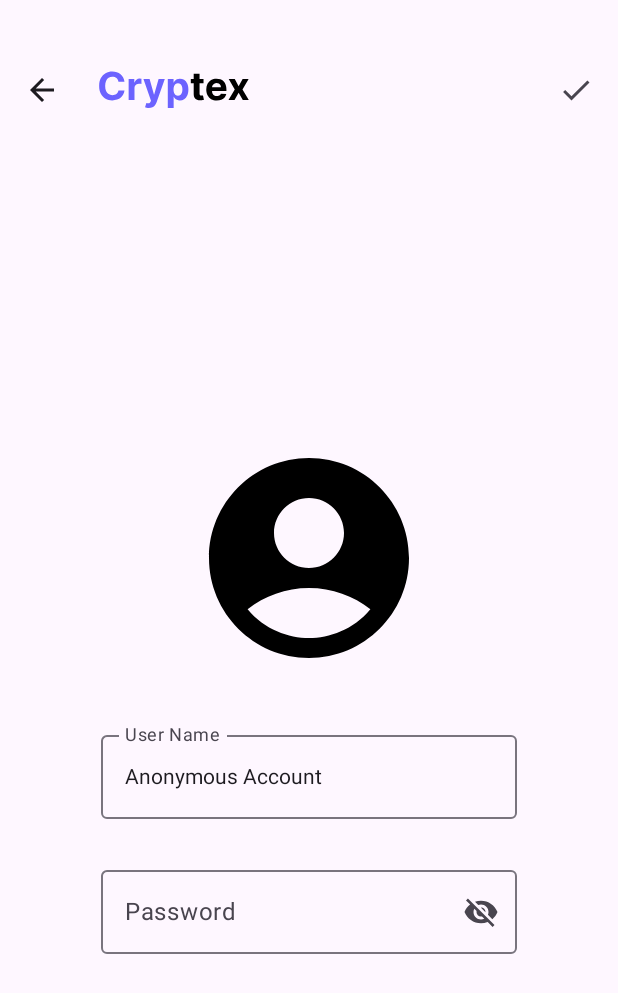
After one commit to ECE4410J-Pentagram/Pentagram-Frontend, an Android app built with Jetpack Compose: the LoginView screen opened through its navigation route, on a phone screen of 412 x 824 dp. The commit adds this screen. Shown: the top 993 px of the screen. Run offline under Robolectric (Android 15) with nearby library versions, the phone set to English and light mode, and no system bars; our stand-ins replace constraintlayout-compose; libraries missing offline, so code that uses them is left out: io.github.g0dkar.qrcode; 1 statement that could not run was skipped.

Commit message:
feat: login screen

```diff
--- a/app/src/main/java/cn/edu/sjtu/patrickli/cryptex/controller/MainActivity.kt
+++ b/app/src/main/java/cn/edu/sjtu/patrickli/cryptex/controller/MainActivity.kt
@@ -17,6 +17,7 @@ import cn.edu.sjtu.patrickli.cryptex.view.receiver.DecryptView
 import cn.edu.sjtu.patrickli.cryptex.view.sender.EncryptOutputView
 import cn.edu.sjtu.patrickli.cryptex.view.sender.EncryptView
 import cn.edu.sjtu.patrickli.cryptex.view.sender.SelectReceiverView
+import cn.edu.sjtu.patrickli.cryptex.view.user.LoginView
 import cn.edu.sjtu.patrickli.cryptex.view.user.ProfileView
 import cn.edu.sjtu.patrickli.cryptex.view.user.QrCodeView
 
@@ -97,6 +98,13 @@ class MainActivity : ComponentActivity() {
                         viewModelProvider = viewModelProvider
                     )
                 }
+                composable("LoginView") {
+                    LoginView(
+                        context = this@MainActivity,
+                        navController = navController,
+                        viewModelProvider = viewModelProvider
+                    )
+                }
             }
         }
     }
--- /dev/null
+++ b/app/src/main/java/cn/edu/sjtu/patrickli/cryptex/view/user/LoginView.kt
@@ -0,0 +1,180 @@
+package cn.edu.sjtu.patrickli.cryptex.view.user
+
+import android.content.Context
+import androidx.compose.foundation.Image
+import androidx.compose.foundation.layout.Arrangement
+import androidx.compose.foundation.layout.Column
+import androidx.compose.foundation.layout.Spacer
+import androidx.compose.foundation.layout.fillMaxSize
+import androidx.compose.foundation.layout.fillMaxWidth
+import androidx.compose.foundation.layout.height
+import androidx.compose.foundation.layout.padding
+import androidx.compose.foundation.layout.size
+import androidx.compose.foundation.text.KeyboardActions
+import androidx.compose.foundation.text.KeyboardOptions
+import androidx.compose.material.icons.Icons
+import androidx.compose.material.icons.filled.AccountCircle
+import androidx.compose.material.icons.filled.Visibility
+import androidx.compose.material.icons.filled.VisibilityOff
+import androidx.compose.material3.ExperimentalMaterial3Api
+import androidx.compose.material3.Icon
+import androidx.compose.material3.IconButton
+import androidx.compose.material3.OutlinedTextField
+import androidx.compose.material3.Scaffold
+import androidx.compose.material3.Text
+import androidx.compose.runtime.Composable
+import androidx.compose.runtime.getValue
+import androidx.compose.runtime.mutableStateOf
+import androidx.compose.runtime.remember
+import androidx.compose.runtime.setValue
+import androidx.compose.ui.Alignment
+import androidx.compose.ui.Modifier
+import androidx.compose.ui.graphics.Color
+import androidx.compose.ui.res.stringResource
+import androidx.compose.ui.text.input.ImeAction
+import androidx.compose.ui.text.input.KeyboardType
+import androidx.compose.ui.text.input.PasswordVisualTransformation
+import androidx.compose.ui.text.input.VisualTransformation
+import androidx.compose.ui.unit.dp
+import androidx.constraintlayout.compose.ConstraintLayout
+import androidx.lifecycle.ViewModelProvider
+import androidx.navigation.NavHostController
+import cn.edu.sjtu.patrickli.cryptex.R
+import cn.edu.sjtu.patrickli.cryptex.controller.UserController
+import cn.edu.sjtu.patrickli.cryptex.model.Util
+import cn.edu.sjtu.patrickli.cryptex.model.viewmodel.UserViewModel
+import cn.edu.sjtu.patrickli.cryptex.view.dialog.LoadingDialog
+import cn.edu.sjtu.patrickli.cryptex.view.topbar.NavBackBarWithDone
+
+@OptIn(ExperimentalMaterial3Api::class)
+@Composable
+fun LoginView(
+    context: Context,
+    navController: NavHostController,
+    viewModelProvider: ViewModelProvider
+) {
+    val userViewModel = viewModelProvider[UserViewModel::class.java]
+    var username by remember { mutableStateOf(userViewModel.accountName) }
+    var password by remember { mutableStateOf("") }
+    var usernameIsError by remember { mutableStateOf(false) }
+    var passwordIsError by remember { mutableStateOf(false) }
+    var loginError by remember { mutableStateOf(false) }
+    var passwordVisible by remember { mutableStateOf(false) }
+    fun onDoneClick() {
+        usernameIsError = !Util.checkUsernameIsLegal(username)
+        passwordIsError = !Util.checkPasswordIsLegal(password)
+        if (!(usernameIsError || passwordIsError)) {
+            UserController.onLogin(username, password, userViewModel) { success ->
+                if (success) {
+                    navController.popBackStack()
+                } else {
+                    loginError = true
+                }
+            }
+        }
+    }
+    Scaffold(
+        topBar = {
+            NavBackBarWithDone(navController = navController) { onDoneClick() }
+        }
+    ) {
+        ConstraintLayout (
+            modifier = Modifier
+                .padding(it)
+                .fillMaxSize()
+        ) {
+            Column(
+                horizontalAlignment = Alignment.CenterHorizontally,
+                verticalArrangement = Arrangement.Center,
+                modifier = Modifier
+                    .fillMaxSize()
+                    .padding(8.dp)
+            ) {
+                Image(
+                    Icons.Default.AccountCircle,
+                    contentDescription = stringResource(R.string.myIcon),
+                    modifier = Modifier
+                        .size(160.dp)
+                )
+                Spacer(modifier = Modifier.height(30.dp))
+                OutlinedTextField(
+                    value = username,
+                    onValueChange = { value ->
+                        loginError = false
+                        if (value.length < 25) {
+                            username = value.replace("\n", "")
+                            usernameIsError = !Util.checkUsernameIsLegal(username)
+                        }
+                    },
+                    label = {
+                        Text(text = "User Name")
+                    },
+                    singleLine = true,
+                    isError = usernameIsError || loginError,
+                    supportingText = {
+                        if (usernameIsError) {
+                            Text(
+                                text = stringResource(R.string.usernameRequirement),
+                                color = Color.Red
+                            )
+                        }
+                    },
+                    modifier = Modifier
+                        .fillMaxWidth(0.7f)
+                        .padding(bottom = 10.dp),
+                    keyboardOptions = KeyboardOptions(imeAction = ImeAction.Next)
+                )
+                OutlinedTextField(
+                    value = password,
+                    onValueChange = { value ->
+                        loginError = false
+                        if (value.length < 40) {
+                            password = value.replace("\n", "")
+                            passwordIsError = !Util.checkPasswordIsLegal(password)
+                        }
+                    },
+                    label = {
+                        Text(text = "Password")
+                    },
+                    isError = passwordIsError || loginError,
+                    supportingText = {
+                        if (passwordIsError) {
+                            Text(
+                                text = stringResource(R.string.passwordRequirement),
+                                color = Color.Red
+                            )
+                        } else if (loginError) {
+                            Text(
+                                text = stringResource(R.string.badAccountPassword),
+                                color = Color.Red
+                            )
+                        }
+                    },
+                    singleLine = true,
+                    modifier = Modifier
+                        .fillMaxWidth(0.7f),
+                    visualTransformation = if (passwordVisible) VisualTransformation.None else PasswordVisualTransformation(),
+                    keyboardOptions = KeyboardOptions(
+                        keyboardType = KeyboardType.Password,
+                        imeAction = ImeAction.Done
+                    ),
+                    keyboardActions = KeyboardActions(
+                        onDone = { onDoneClick() }
+                    ),
+                    trailingIcon = {
+                        IconButton(onClick = { passwordVisible = !passwordVisible }) {
+                            if (passwordVisible) {
+                                Icon(Icons.Default.Visibility, stringResource(R.string.hidePassword))
+                            } else {
+                                Icon(Icons.Default.VisibilityOff, stringResource(R.string.showPassword))
+                            }
+                        }
+                    }
+                )
+            }
+        }
+        if (userViewModel.isLoggingIn) {
+            LoadingDialog(text = stringResource(R.string.logging))
+        }
+    }
+}
--- a/app/src/main/java/cn/edu/sjtu/patrickli/cryptex/view/user/ProfileView.kt
+++ b/app/src/main/java/cn/edu/sjtu/patrickli/cryptex/view/user/ProfileView.kt
@@ -64,8 +64,11 @@ fun ProfileView(
                 Text(text = userViewModel.deviceName)
                 Text(text = userViewModel.deviceKey?:"Empty Device Key")
                 Spacer(modifier = Modifier.height(30.dp))
+                BaseWideButton(onClick = { navController.navigate(("LoginView")) }) {
+                    Text(text = stringResource(R.string.login))
+                }
                 BaseWideButton(onClick = { /*TODO*/ }) {
-                    Text(text = stringResource(R.string.login))
+                    Text(text = stringResource(R.string.signup))
                 }
                 BaseWideButton(onClick = { navController.navigate("QrCodeView") }) {
                     Text(text = stringResource(R.string.myqr))
--- a/app/src/main/res/values/strings.xml
+++ b/app/src/main/res/values/strings.xml
@@ -23,7 +23,7 @@
     <string name="encryptOutputShareTo">You can share this encrypted message to %1$s.</string>
     <string name="encryptOutputShareAny">Anyone can read the shared message.</string>
     <string name="download">Download</string>
-    <string name="encryptWaiting">Please wait...</string>
+    <string name="wait">Please wait...</string>
     <string name="unknownError">Something went wrong</string>
     <string name="downloadedTo">Downloaded to %1$s</string>
     <string name="outputFormat">Output Format</string>
@@ -35,6 +35,13 @@
     <string name="login">Log in</string>
     <string name="myqr">My QR Code</string>
     <string name="myIcon">My Account Icon</string>
+    <string name="signup">Sign up</string>
+    <string name="usernameRequirement">Should contain 3~20 characters</string>
+    <string name="passwordRequirement">Should contain 1~32 characters</string>
+    <string name="badAccountPassword">Account does not exist or password does not match</string>
+    <string name="logging">Logging in</string>
+    <string name="hidePassword">Hide Password</string>
+    <string name="showPassword">Show Password</string>
     <string-array name="mediaTypes">
         <item>Text</item>
         <item>Image</item>
```
Also changed, not shown: app/src/main/java/cn/edu/sjtu/patrickli/cryptex/controller/UserController.kt (added, +17 -0 lines), app/src/main/java/cn/edu/sjtu/patrickli/cryptex/model/Util.kt (+16 -0 lines), app/src/main/java/cn/edu/sjtu/patrickli/cryptex/model/viewmodel/UserViewModel.kt (+17 -0 lines), app/src/main/java/cn/edu/sjtu/patrickli/cryptex/view/dialog/LoadingDialog.kt (added, +46 -0 lines), app/src/main/java/cn/edu/sjtu/patrickli/cryptex/view/sender/EncryptView.kt (+13 -43 lines).
